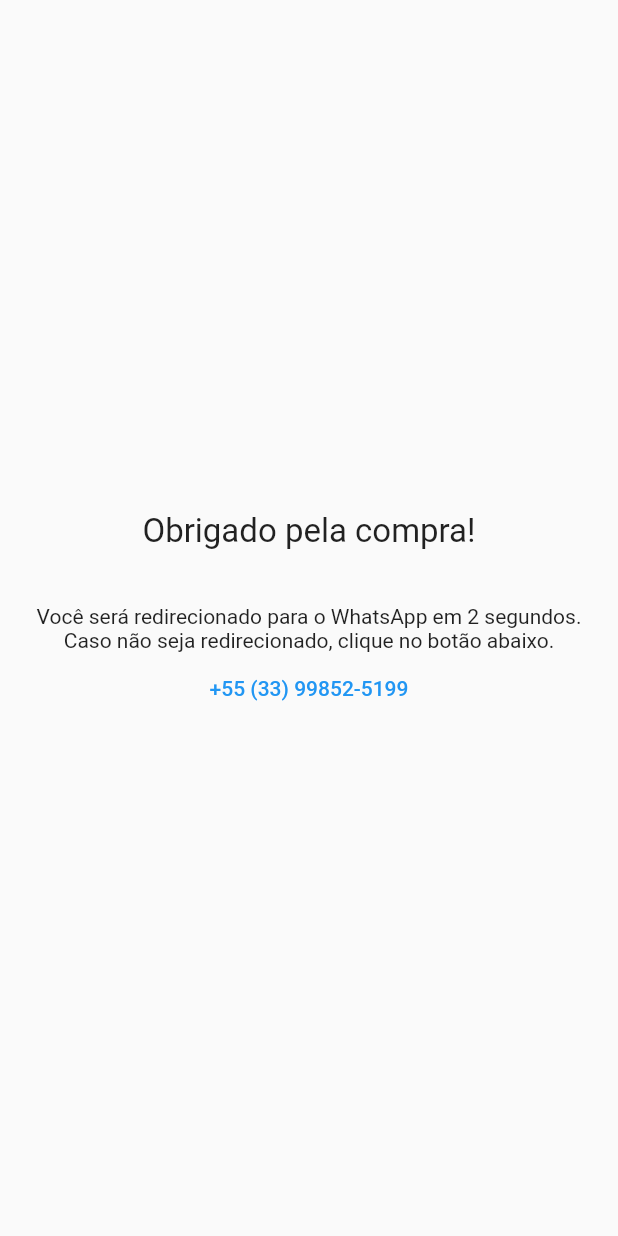
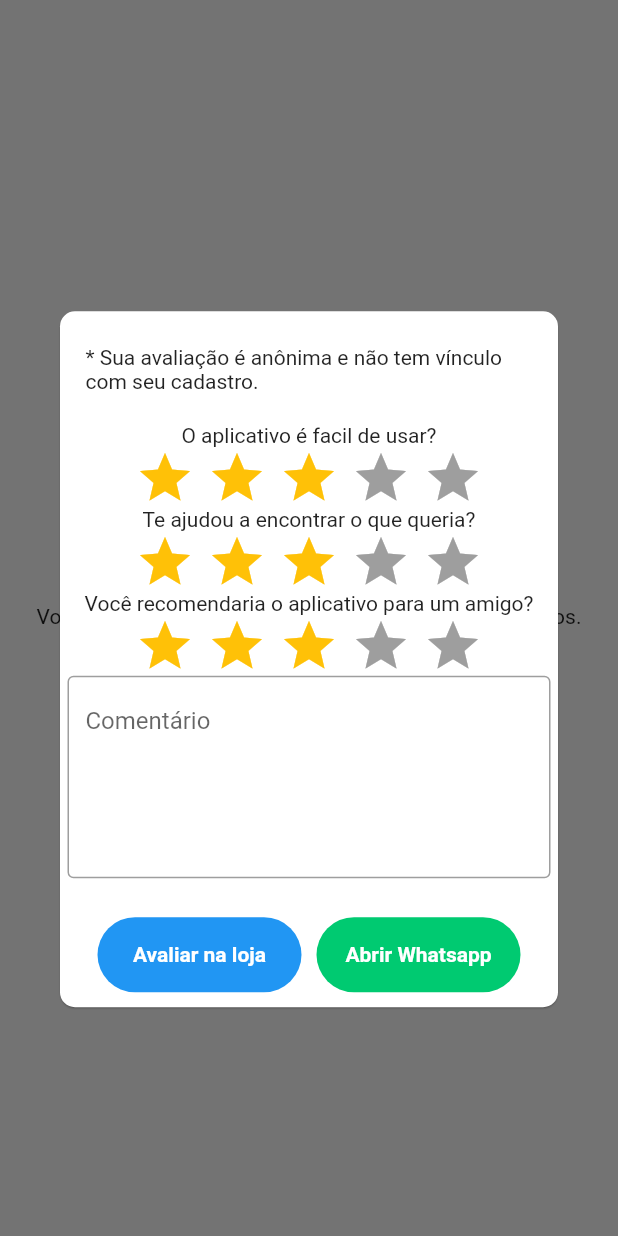
Before and after one commit to cl0v/dreampuppy, a Flutter app: the PaymentDonePage screen opened directly, on a phone screen of 412 x 824 dp. Run offline on Flutter 3.47's test engine with Material 2 defaults, Android fonts, the phone set to English and light mode, and no system bars; drawn by our look-alikes of flutter_rating_bar; our stand-ins replace awesome_dialog, cached_network_image, cloud_firestore, device_info_plus, firebase_auth, firebase_core and 7 more; missing offline and left inert: algolia, credit_card_validator, sentry_logging; accounts and stored records are empty; project files that could hold a hidden picture were left out.

Commit message:
Adicionada tela de rating na conclusao da compra

```diff
--- /dev/null
+++ b/lib/src/features/payment/domain/usecases/comments.dart
@@ -0,0 +1,12 @@
+abstract class SendCommentUseCase {
+  /// O [from] se refere ao tipo de botão que foi acionado para enviar o comentário em questão.
+  /// no DS ficará registrado como "from_str" ou "from_wpp"
+  call(String comment, String from);
+}
+
+class SendCommentUseCaseImpl implements SendCommentUseCase {
+  @override
+  call(String comment, String from) {
+    print("$from: $comment");
+  }
+}
--- /dev/null
+++ b/lib/src/features/payment/domain/usecases/rate.dart
@@ -0,0 +1,13 @@
+abstract class RateUseCase {
+  call(String indentifyer, int rating);
+}
+
+class RateUseCaseImpl implements RateUseCase {
+
+  RateUseCaseImpl();
+
+  @override
+  call(String indentifyer, int rating) {
+    print('$indentifyer: $rating');
+  }
+}
--- /dev/null
+++ b/lib/src/features/payment/domain/usecases/store_rating.dart
@@ -0,0 +1,26 @@
+import 'dart:io';
+
+import 'package:url_launcher/url_launcher.dart';
+
+abstract class StoreRatingUseCase {
+  call();
+}
+
+class StoreRatingUseCaseImp implements StoreRatingUseCase{
+  @override
+  call() async {
+   final url = Platform.isIOS
+        ? 'https://apps.apple.com/br/app/whatsapp-messenger/id310633997' //TODO: Mudar para o link do app na App Store
+        : 'https://play.google.com/store/apps/details?id=com.whatsapp&hl=pt_BR&gl=US'; //TODO: Mudar para o link do app na Play Store
+    // final url =
+    //     'whatsapp://send?phone=$phoneNumber?text=${Uri.encodeComponent(message)}';
+
+    final uri = Uri.parse(url);
+
+    if (await canLaunchUrl(uri)) {
+      await launchUrl(uri, mode: LaunchMode.externalApplication);
+    } else {
+      throw 'Não foi possível abrir a loja!';
+    }
+  }
+}
--- a/lib/src/features/payment/presenter/view/done.dart
+++ b/lib/src/features/payment/presenter/view/done.dart
@@ -1,8 +1,15 @@
 import 'dart:async';
 
+import 'package:awesome_dialog/awesome_dialog.dart';
+import 'package:dreampuppy/src/features/payment/domain/usecases/comments.dart';
 import 'package:dreampuppy/src/features/profile/domain/usecases/request_contact.dart';
+import 'package:flutter/foundation.dart';
+import 'package:flutter_rating_bar/flutter_rating_bar.dart';
 import 'package:flutter/material.dart';
 import 'package:flutter_modular/flutter_modular.dart';
+
+import '../../domain/usecases/rate.dart';
+import '../../domain/usecases/store_rating.dart';
 
 class PaymentDonePage extends StatefulWidget {
   const PaymentDonePage({super.key});
@@ -12,10 +19,19 @@ class PaymentDonePage extends StatefulWidget {
 }
 
 class _PaymentDonePageState extends State<PaymentDonePage> {
-  ValueNotifier<int> secondsRemainingNotifier = ValueNotifier(3);
+  ValueNotifier<int> secondsRemainingNotifier = ValueNotifier(1);
 
-  final RequestContactUseCase requestContactUseCase =
+
+  final TextEditingController commentController = TextEditingController();
+
+  late final RequestContactUseCase requestContactUseCase =
       Modular.get<RequestContactUseCase>();
+
+  late final StoreRatingUseCase reviewOnStore =
+      Modular.get<StoreRatingUseCase>();
+
+  late final SendCommentUseCase sendCommentUseCase =
+      Modular.get<SendCommentUseCase>();
 
   @override
   void initState() {
@@ -26,7 +42,28 @@ class _PaymentDonePageState extends State<PaymentDonePage> {
         secondsRemainingNotifier.value--;
         if (secondsRemainingNotifier.value <= 0) {
           timer.cancel();
-          requestContactUseCase.call("Pedido concluido!");
+          AwesomeDialog(
+            headerAnimationLoop: false,
+            dialogType: DialogType.noHeader,
+            context: context,
+            body:  RateAppDialog(commentController: commentController,),
+            btnOkOnPress: () {
+              sendCommentUseCase.call(
+                commentController.text, "from_wpp"
+              );
+              requestContactUseCase.call("Pedido concluido!");
+            },
+            btnOkText: "Abrir Whatsapp",
+            showCloseIcon: true,
+            btnCancelColor: Colors.blue,
+            btnCancelText: "Avaliar na loja",
+            btnCancelOnPress: () {
+              sendCommentUseCase.call(
+                commentController.text, "from_str"
+              );
+              reviewOnStore.call();
+            },
+          ).show();
         }
       },
     );
@@ -40,7 +77,6 @@ class _PaymentDonePageState extends State<PaymentDonePage> {
         child: Column(
           mainAxisAlignment: MainAxisAlignment.center,
           children: [
-
             const Text(
               "Obrigado pela compra!",
               style: TextStyle(fontSize: 22),
@@ -66,3 +102,103 @@ class _PaymentDonePageState extends State<PaymentDonePage> {
     );
   }
 }
+
+// No icone de rating, adicionar uma carinha animada que vai se "assustando" a medida que avalia 5 estrelhas nas 3 opções 😱 só que no bom sentido
+class RateAppDialog extends StatelessWidget {
+  const RateAppDialog({
+    super.key,
+    required this.commentController,
+  });
+
+  final TextEditingController commentController;
+
+  @override
+  Widget build(BuildContext context) {
+    //TODO: Adicionar botão de avaliar na loja
+    return Center(
+      child: Column(
+        mainAxisAlignment: MainAxisAlignment.center,
+        crossAxisAlignment: CrossAxisAlignment.start,
+        children: <Widget>[
+          const Center(
+              child: Padding(
+            padding:  EdgeInsets.symmetric(horizontal: 12.0, vertical: 8),
+            child: Text(
+                "* Sua avaliação é anônima e não tem vínculo com seu cadastro."),
+          )),
+          const SizedBox(
+            height: 12,
+          ),
+          RatingElement(
+            indentifyer: 'easy_to_use',
+            question: "O aplicativo é facil de usar?",
+          ),
+          RatingElement(
+            indentifyer: 'utility',
+            question: "Te ajudou a encontrar o que queria?",
+          ),
+          RatingElement(
+            indentifyer: 'recommend_to_friend',
+            question: "Você recomendaria o aplicativo para um amigo?",
+          ),
+
+           TextField(
+            maxLines: 5,
+            controller: commentController,
+            decoration: const InputDecoration(
+              border: OutlineInputBorder(),
+              labelText: 'Comentário',
+              alignLabelWithHint: true,
+            ),
+          )
+          // Row(
+          //   mainAxisAlignment: MainAxisAlignment.spaceAround,
+          //   children: <Widget>[
+          //     Placeholder(fallbackWidth: 200, fallbackHeight: 36, child: Center(child: Text("Avaliar na loja")),),
+          //     Placeholder(fallbackWidth: 200, fallbackHeight: 36,child: Center(child: Text("Abrir Whatsapp")),),
+          //   ],
+          // ),
+        ],
+      ),
+    );
+  }
+}
+
+class RatingElement extends StatelessWidget {
+  RatingElement({Key? key, required this.question, required this.indentifyer})
+      : super(key: key);
+
+  final String question;
+  final String indentifyer;
+
+  late final sendRating = Modular.get<RateUseCase>();
+
+  @override
+  Widget build(BuildContext context) {
+    return Column(
+      children: <Widget>[
+        Center(child: Text(question)),
+        Row(
+          mainAxisAlignment: MainAxisAlignment.center,
+          children: [
+            RatingBar.builder(
+              initialRating: 3,
+              minRating: 1,
+              allowHalfRating: false,
+              direction: Axis.horizontal,
+              itemCount: 5,
+              itemPadding: const EdgeInsets.symmetric(horizontal: 4.0),
+              itemBuilder: (context, _) => const Icon(
+                Icons.star,
+                color: Colors.amber,
+              ),
+              onRatingUpdate: (rating) {
+                sendRating.call(indentifyer, rating.toInt());
+              },
+            ),
+          ],
+        ),
+      ],
+    );
+  }
+}
--- a/pubspec.yaml
+++ b/pubspec.yaml
@@ -41,6 +41,7 @@ dependencies:
     sdk: flutter
   flutter_bloc: ^8.1.3
   flutter_modular: ^5.0.3
+  flutter_rating_bar: ^4.0.1
   flutter_statusbarcolor_ns: ^0.5.0
   flutter_svg: ^2.0.5
   fluttertoast: ^8.2.2
```
Also changed, not shown: lib/app.module.dart (+25 -2 lines), lib/main.dart (+11 -0 lines), lib/src/features/payment/cart.module.dart (deleted, +0 -14 lines), lib/src/features/payment/external/datasources/firestore_rating_collection.dart (added, +34 -0 lines), lib/src/features/payment/infra/datasources/rating_service.dart (added, +10 -0 lines), lib/src/features/payment/payment.module.dart (added, +21 -0 lines), lib/src/features/payment/presenter/view/credit_card_create_form.dart (added, +183 -0 lines), lib/src/utils/firestore_collections_prefix.dart (added, +22 -0 lines).
